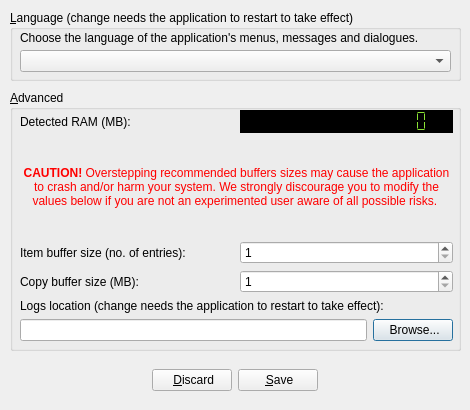
felsocim/Backy, file src/preferences.ui: the form before one commit.
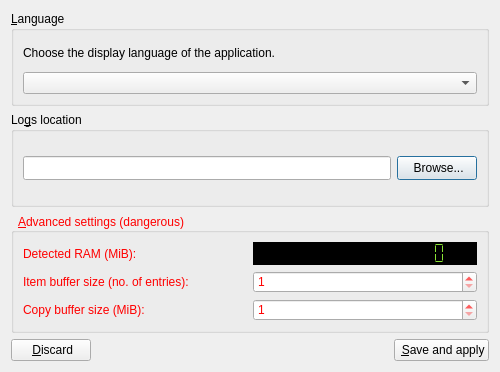
The form after the commit. Icons and pictures are not drawn.

Commit message: Standardizing interfaces

Diff of the .ui file:
```diff
--- a/src/preferences.ui
+++ b/src/preferences.ui
@@ -6,22 +6,10 @@
    <rect>
     <x>0</x>
     <y>0</y>
-    <width>470</width>
-    <height>410</height>
+    <width>500</width>
+    <height>372</height>
    </rect>
   </property>
-  <property name="minimumSize">
-   <size>
-    <width>470</width>
-    <height>410</height>
-   </size>
-  </property>
-  <property name="maximumSize">
-   <size>
-    <width>470</width>
-    <height>410</height>
-   </size>
-  </property>
   <property name="windowTitle">
    <string>Preferences</string>
   </property>
@@ -29,82 +17,83 @@
    <iconset resource="../res/backy.qrc">
     <normaloff>:/Backy/img/preferences-system.png</normaloff>:/Backy/img/preferences-system.png</iconset>
   </property>
+  <property name="locale">
+   <locale language="English" country="UnitedStates"/>
+  </property>
+  <layout class="QVBoxLayout" name="verticalLayout">
+   <item>
   <widget class="QGroupBox" name="groupLanguage">
-   <property name="geometry">
-    <rect>
-     <x>10</x>
-     <y>10</y>
-     <width>451</width>
-     <height>71</height>
-    </rect>
-   </property>
    <property name="title">
-    <string>&amp;Language (change needs the application to restart to take effect)</string>
-   </property>
+      <string>&amp;Language</string>
+     </property>
+     <layout class="QVBoxLayout" name="verticalLayout_3">
+      <item>
    <widget class="QLabel" name="labelLanguageDescription">
-    <property name="geometry">
-     <rect>
-      <x>10</x>
-      <y>20</y>
-      <width>431</width>
-      <height>16</height>
-     </rect>
-    </property>
     <property name="text">
-     <string>Choose the language of the application's menus, messages and dialogues.</string>
+         <string>Choose the display language of the application.</string>
     </property>
     <property name="wordWrap">
      <bool>true</bool>
     </property>
    </widget>
-   <widget class="QComboBox" name="comboLanguages">
-    <property name="geometry">
-     <rect>
-      <x>10</x>
-      <y>40</y>
-      <width>431</width>
-      <height>22</height>
-     </rect>
-    </property>
-   </widget>
-  </widget>
+      </item>
+      <item>
+       <widget class="QComboBox" name="comboLanguages"/>
+      </item>
+     </layout>
+    </widget>
+   </item>
+   <item>
+    <widget class="QGroupBox" name="groupLogsLocation">
+     <property name="title">
+      <string>Lo&amp;gs location</string>
+     </property>
+     <layout class="QVBoxLayout" name="verticalLayout_4">
+      <item>
+       <layout class="QHBoxLayout" name="horizontalLayout">
+        <item>
+         <widget class="QLineEdit" name="editLogsLocationValue">
+          <property name="minimumSize">
+           <size>
+            <width>0</width>
+            <height>24</height>
+           </size>
+          </property>
+          <property name="readOnly">
+           <bool>true</bool>
+          </property>
+         </widget>
+        </item>
+        <item>
+         <widget class="QPushButton" name="buttonLogsLocationBrowse">
+          <property name="minimumSize">
+           <size>
+            <width>0</width>
+            <height>24</height>
+           </size>
+          </property>
+          <property name="text">
+           <string> Browse...</string>
+          </property>
+         </widget>
+        </item>
+       </layout>
+      </item>
+     </layout>
+    </widget>
+   </item>
+   <item>
   <widget class="QGroupBox" name="groupAdvanced">
-   <property name="geometry">
-    <rect>
-     <x>10</x>
-     <y>90</y>
-     <width>451</width>
-     <height>261</height>
-    </rect>
+     <property name="styleSheet">
+      <string notr="true">color: red;</string>
    </property>
    <property name="title">
-    <string>&amp;Advanced</string>
-   </property>
-   <widget class="QWidget" name="gridLayoutWidget">
-    <property name="geometry">
-     <rect>
-      <x>10</x>
-      <y>20</y>
-      <width>433</width>
-      <height>231</height>
-     </rect>
-    </property>
+      <string>&amp;Advanced settings (dangerous)</string>
+     </property>
+     <layout class="QVBoxLayout" name="verticalLayout_2">
+      <item>
     <layout class="QGridLayout" name="layoutAdvanced">
-     <item row="2" column="0">
-      <widget class="QLabel" name="labelItemBufferSize">
-       <property name="text">
-        <string>Item buffer size (no. of entries):</string>
-       </property>
-      </widget>
-     </item>
-     <item row="3" column="0">
-      <widget class="QLabel" name="labelCopyBufferSize">
-       <property name="text">
-        <string>Copy buffer size (MB):</string>
-       </property>
-      </widget>
-     </item>
-     <item row="2" column="1">
+        <item row="1" column="1">
       <widget class="QSpinBox" name="spinItemBufferSize">
        <property name="minimum">
         <number>1</number>
@@ -114,7 +103,7 @@
        </property>
       </widget>
      </item>
-     <item row="3" column="1">
+        <item row="2" column="1">
       <widget class="QSpinBox" name="spinCopyBufferSize">
        <property name="minimum">
         <number>1</number>
@@ -150,87 +139,31 @@
      <item row="0" column="0">
       <widget class="QLabel" name="labelDetectedRAMDescription">
        <property name="text">
-        <string>Detected RAM (MB):</string>
+           <string>Detected RAM (MiB):</string>
        </property>
       </widget>
      </item>
-     <item row="1" column="0" colspan="2">
-      <widget class="QLabel" name="labelAdvancedSettingsWarning">
-       <property name="sizePolicy">
-        <sizepolicy hsizetype="Preferred" vsizetype="Expanding">
-         <horstretch>0</horstretch>
-         <verstretch>0</verstretch>
-        </sizepolicy>
-       </property>
-       <property name="styleSheet">
-        <string notr="true">color: red;</string>
-       </property>
+        <item row="1" column="0">
+         <widget class="QLabel" name="labelItemBufferSize">
        <property name="text">
-        <string>&lt;html&gt;&lt;head/&gt;&lt;body&gt;&lt;p&gt;&lt;span style=&quot; font-weight:600;&quot;&gt;CAUTION!&lt;/span&gt; Overstepping recommended buffers sizes may cause the application to crash and/or harm your system. We strongly discourage you to modify the values below if you are not an experimented user aware of all possible risks. &lt;/p&gt;&lt;/body&gt;&lt;/html&gt;</string>
-       </property>
-       <property name="alignment">
-        <set>Qt::AlignCenter</set>
-       </property>
-       <property name="wordWrap">
-        <bool>true</bool>
+           <string>Item buffer size (no. of entries):</string>
        </property>
       </widget>
      </item>
-     <item row="4" column="0" colspan="2">
-      <layout class="QGridLayout" name="gridLayout">
        <item row="2" column="0">
-        <widget class="QLineEdit" name="editLogsLocationValue">
-         <property name="readOnly">
-          <bool>true</bool>
-         </property>
-        </widget>
-       </item>
-       <item row="2" column="1">
-        <widget class="QPushButton" name="buttonLogsLocationBrowse">
+         <widget class="QLabel" name="labelCopyBufferSize">
          <property name="text">
-          <string> Browse...</string>
-         </property>
-         <property name="icon">
-          <iconset resource="../res/backy.qrc">
-           <normaloff>:/Backy/img/folder-open.png</normaloff>:/Backy/img/folder-open.png</iconset>
-         </property>
-        </widget>
-       </item>
-       <item row="1" column="0" colspan="2">
-        <widget class="QLabel" name="labelLogsLocationDescription">
-         <property name="text">
-          <string>Logs location (change needs the application to restart to take effect):</string>
-         </property>
-        </widget>
-       </item>
+           <string>Copy buffer size (MiB):</string>
+          </property>
+         </widget>
+        </item>
       </layout>
      </item>
     </layout>
    </widget>
-  </widget>
-  <widget class="QWidget" name="horizontalLayoutWidget">
-   <property name="geometry">
-    <rect>
-     <x>9</x>
-     <y>360</y>
-     <width>451</width>
-     <height>41</height>
-    </rect>
-   </property>
+   </item>
+   <item>
    <layout class="QHBoxLayout" name="layoutBottom">
-    <item>
-     <spacer name="spacerBottomLeft">
-      <property name="orientation">
-       <enum>Qt::Horizontal</enum>
-      </property>
-      <property name="sizeHint" stdset="0">
-       <size>
-        <width>40</width>
-        <height>20</height>
-       </size>
-      </property>
-     </spacer>
-    </item>
     <item>
      <widget class="QPushButton" name="buttonDiscard">
       <property name="text">
@@ -242,10 +175,23 @@
       </property>
      </widget>
     </item>
+     <item>
+      <spacer name="spacerBottom">
+       <property name="orientation">
+        <enum>Qt::Horizontal</enum>
+       </property>
+       <property name="sizeHint" stdset="0">
+        <size>
+         <width>40</width>
+         <height>20</height>
+        </size>
+       </property>
+      </spacer>
+     </item>
     <item>
      <widget class="QPushButton" name="buttonApply">
       <property name="text">
-       <string> &amp;Save</string>
+        <string> &amp;Save and apply</string>
       </property>
       <property name="icon">
        <iconset resource="../res/backy.qrc">
@@ -253,21 +199,9 @@
       </property>
      </widget>
     </item>
-    <item>
-     <spacer name="spacerBottomRight">
-      <property name="orientation">
-       <enum>Qt::Horizontal</enum>
-      </property>
-      <property name="sizeHint" stdset="0">
-       <size>
-        <width>40</width>
-        <height>20</height>
-       </size>
-      </property>
-     </spacer>
-    </item>
-   </layout>
-  </widget>
+    </layout>
+   </item>
+  </layout>
  </widget>
  <resources>
   <include location="../res/backy.qrc"/>
```
Left out of the diff: 6 changed lines with no effect on the pictures. Lines whose indentation alone changed are shown as unchanged. The commit also changes 1 other file.
